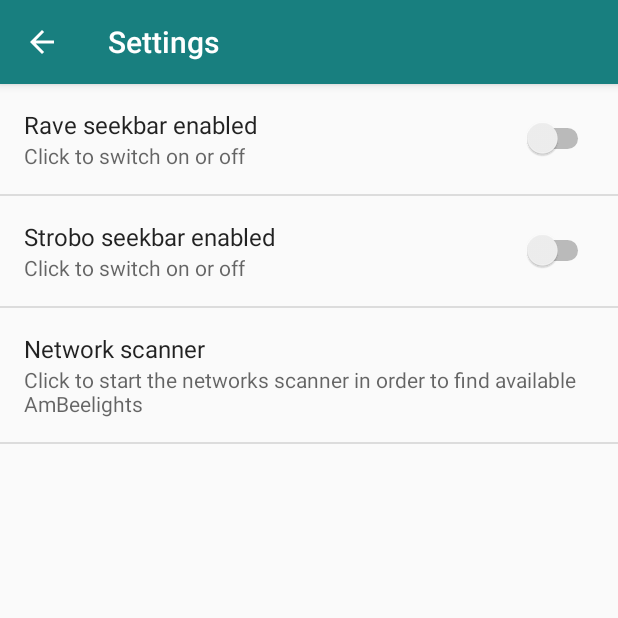
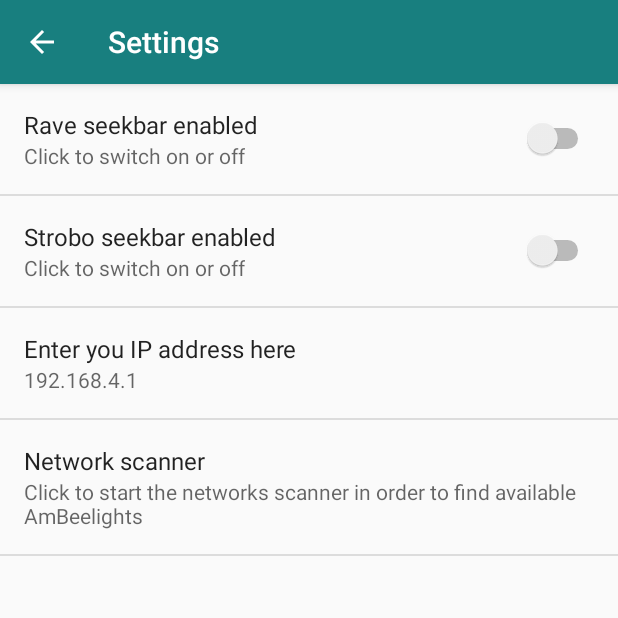
Before and after one commit to Bdenouden/AmBeeLight, an Android app: the SettingsActivity screen opened directly, with no data from a screen before it, on a phone screen of 412 x 824 dp, the top half of it. Run offline under Robolectric (Android 15) with nearby library versions, the phone set to English and light mode, and no system bars.

Commit message:
shared preferences implemented to set ip

```diff
--- a/app/src/main/java/com/example/bramd/ambeelight/SettingsActivity.java
+++ b/app/src/main/java/com/example/bramd/ambeelight/SettingsActivity.java
@@ -10,6 +10,7 @@ import android.media.RingtoneManager;
 import android.net.Uri;
 import android.os.Build;
 import android.os.Bundle;
+import android.preference.EditTextPreference;
 import android.preference.ListPreference;
 import android.preference.Preference;
 import android.preference.PreferenceActivity;
@@ -19,6 +20,7 @@ import android.preference.PreferenceManager;
 import android.preference.RingtonePreference;
 import android.text.TextUtils;
 import android.view.MenuItem;
+import android.widget.Toast;
 
 import com.example.bramd.ambeelight.R;
 
@@ -37,12 +39,47 @@ import java.util.List;
  */
 public class SettingsActivity extends AppCompatPreferenceActivity {
 
+    public static final String IP_ADDRESS = "ipAddress";
+    public static final String IP_ADDRESS_DEFAULT = "192.168.4.1";
+
+    SharedPreferences.OnSharedPreferenceChangeListener myPrefListner;
+
     @Override
     protected void onCreate(Bundle savedInstanceState) {
         super.onCreate(savedInstanceState);
         setupActionBar();
         addPreferencesFromResource(R.xml.activity_settings);
+
+        SharedPreferences prefs = PreferenceManager.getDefaultSharedPreferences(this);
+        myPrefListner = new SharedPreferences.OnSharedPreferenceChangeListener() {
+            @Override
+            public void onSharedPreferenceChanged(SharedPreferences prefs, String key) {
+                EditTextPreference setIpTextPref = (EditTextPreference) findPreference(key);
+                setIpTextPref.setSummary(prefs.getString(key, "no value set"));
+            }
+        };
+
+
+        // set initial summary for ipAddress textpref
+        EditTextPreference setIpTextPref = (EditTextPreference) findPreference(IP_ADDRESS);
+        setIpTextPref.setSummary(prefs.getString(IP_ADDRESS, IP_ADDRESS_DEFAULT));
     }
+
+    @Override
+    protected void onResume() {
+        super.onResume();
+        getPreferenceScreen().getSharedPreferences().registerOnSharedPreferenceChangeListener(myPrefListner);
+    }
+
+
+
+    @Override
+    protected void onPause() {
+        super.onPause();
+        getPreferenceScreen().getSharedPreferences().unregisterOnSharedPreferenceChangeListener(myPrefListner);
+
+    }
+
 
     /**
      * Set up the {@link android.app.ActionBar}, if the API is available.
--- a/app/src/main/res/values/strings.xml
+++ b/app/src/main/res/values/strings.xml
@@ -16,6 +16,9 @@
 
     <string name="pref_title_display_name">Display name</string>
     <string name="pref_default_display_name">John Smith</string>
+
+    <string name="pref_ip_address">ipAddress</string>
+    <string name="pref_ip_address_default_value">192.168.4.1</string>
 
     <string name="pref_title_add_friends_to_messages">Add friends to messages</string>
     <string-array name="pref_example_list_titles">
--- a/app/src/main/res/xml/activity_settings.xml
+++ b/app/src/main/res/xml/activity_settings.xml
@@ -11,7 +11,16 @@
         android:summary="Click to switch on or off"
         android:title="Strobo seekbar enabled"
         android:defaultValue="false"/>
-
+    <EditTextPreference
+        android:defaultValue="@string/pref_ip_address_default_value"
+        android:key="@string/pref_ip_address"
+        android:selectAllOnFocus="true"
+        android:maxLines="1"
+        android:singleLine="true"
+        android:title="Enter you IP address here"
+        android:digits="1234567890."
+        android:inputType="number"
+        />
     <Preference
         android:title="Network scanner"
         android:summary="Click to start the networks scanner in order to find available AmBeelights">
@@ -20,4 +29,5 @@
             android:targetClass=    "com.example.bramd.ambeelight.networkScan"
             android:targetPackage=  "com.example.bramd.ambeelight"/>
     </Preference>
+
 </PreferenceScreen>
```
Also changed, not shown: app/src/main/java/com/example/bramd/ambeelight/RGBcontrol.java (+14 -35 lines).
